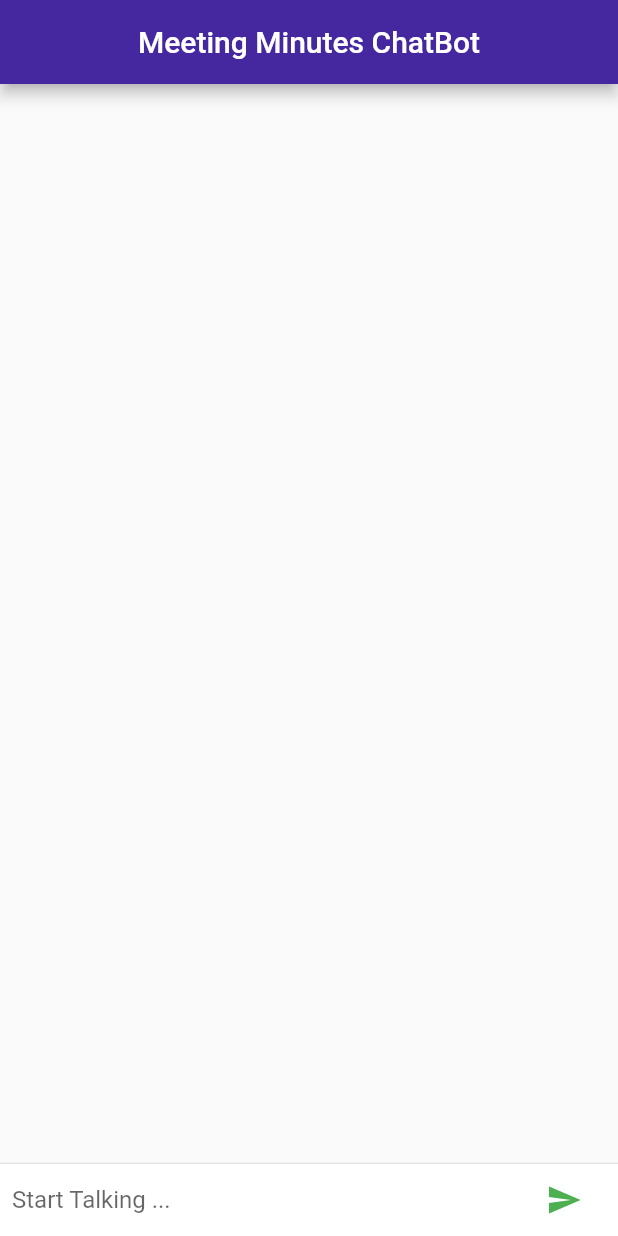
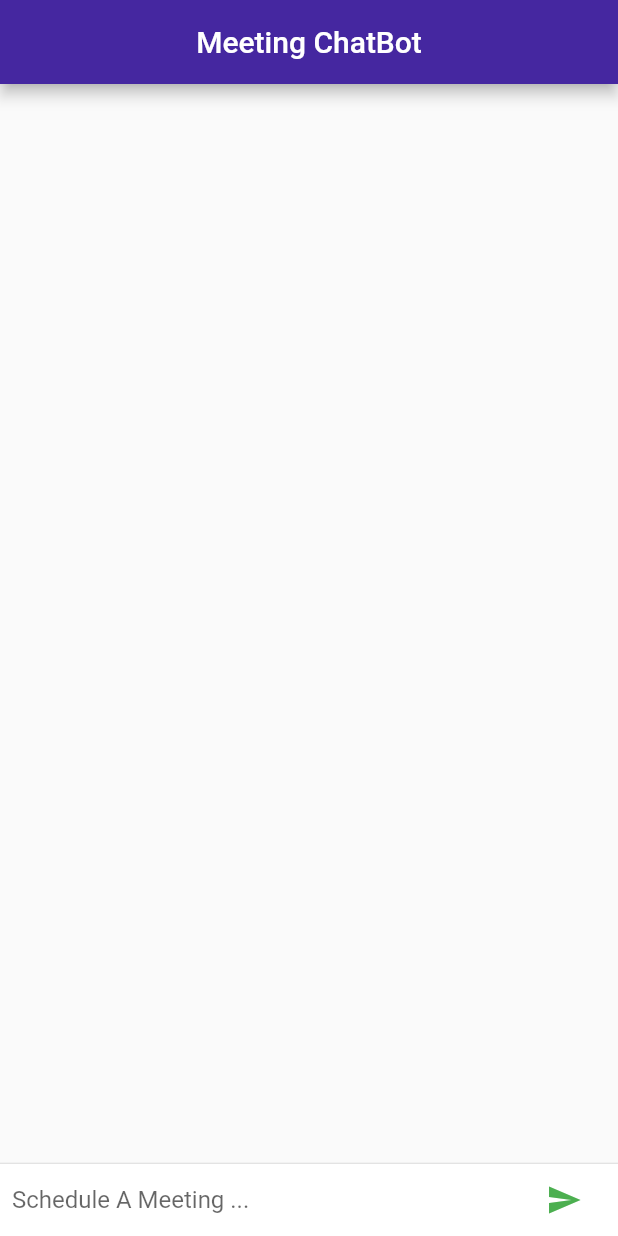
Before and after one commit to RyanDsilva/meeting-minutes-chatbot, a Flutter app: the screen it shows after launch, on a phone screen of 412 x 824 dp. Run offline on Flutter 3.47's test engine with Material 2 defaults, Android fonts, the phone set to English and light mode, and no system bars; missing offline and left inert: flutter_dialogflow.

Commit message:
v1 final

```diff
--- a/lib/main.dart
+++ b/lib/main.dart
@@ -7,7 +7,7 @@ class MyApp extends StatelessWidget {
   @override
   Widget build(BuildContext context) {
     return new MaterialApp(
-      title: 'Meeting Minutes ChatBot',
+      title: 'Meeting ChatBot',
       theme: new ThemeData(
         primaryColor: Colors.deepPurple.shade800,
         accentColor: Colors.green,
@@ -43,7 +43,7 @@ class _HomePageDialogflow extends State<HomePageDialogflow> {
                 controller: _textController,
                 onSubmitted: _handleSubmitted,
                 decoration: new InputDecoration.collapsed(
-                  hintText: "Start Talking ...",
+                  hintText: "Schedule A Meeting ...",
                 ),
               ),
             ),
@@ -96,7 +96,7 @@ class _HomePageDialogflow extends State<HomePageDialogflow> {
     return new Scaffold(
       appBar: new AppBar(
         centerTitle: true,
-        title: new Text("Meeting Minutes ChatBot"),
+        title: new Text("Meeting ChatBot"),
       ),
       body: new Column(
         children: <Widget>[
```
